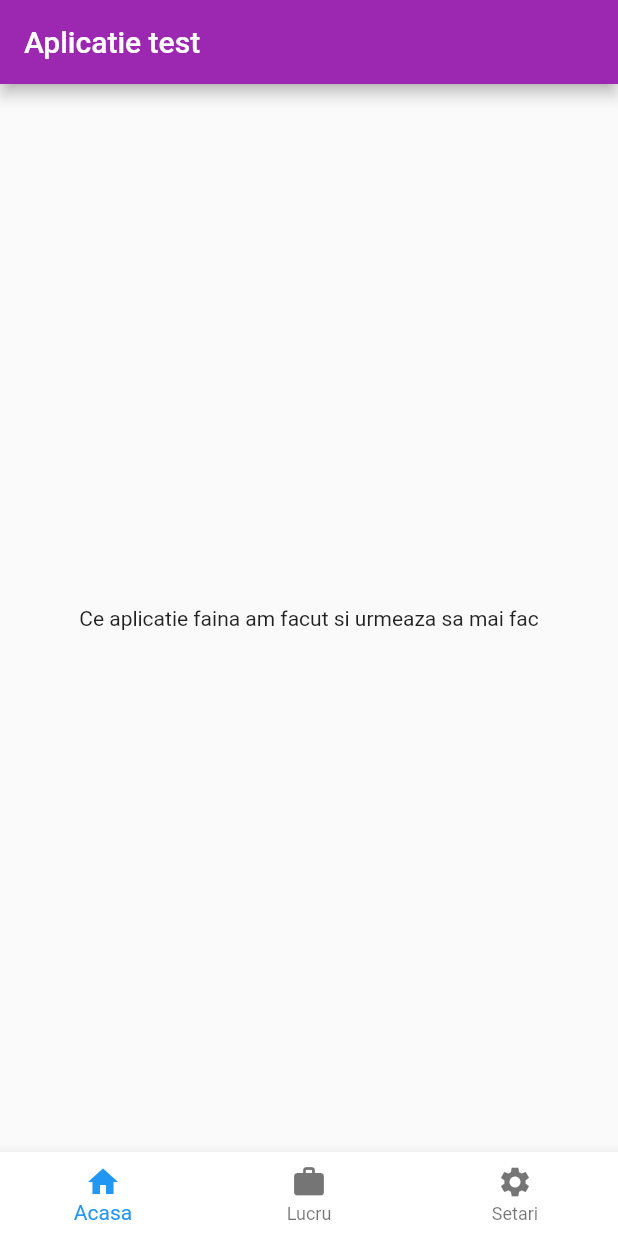
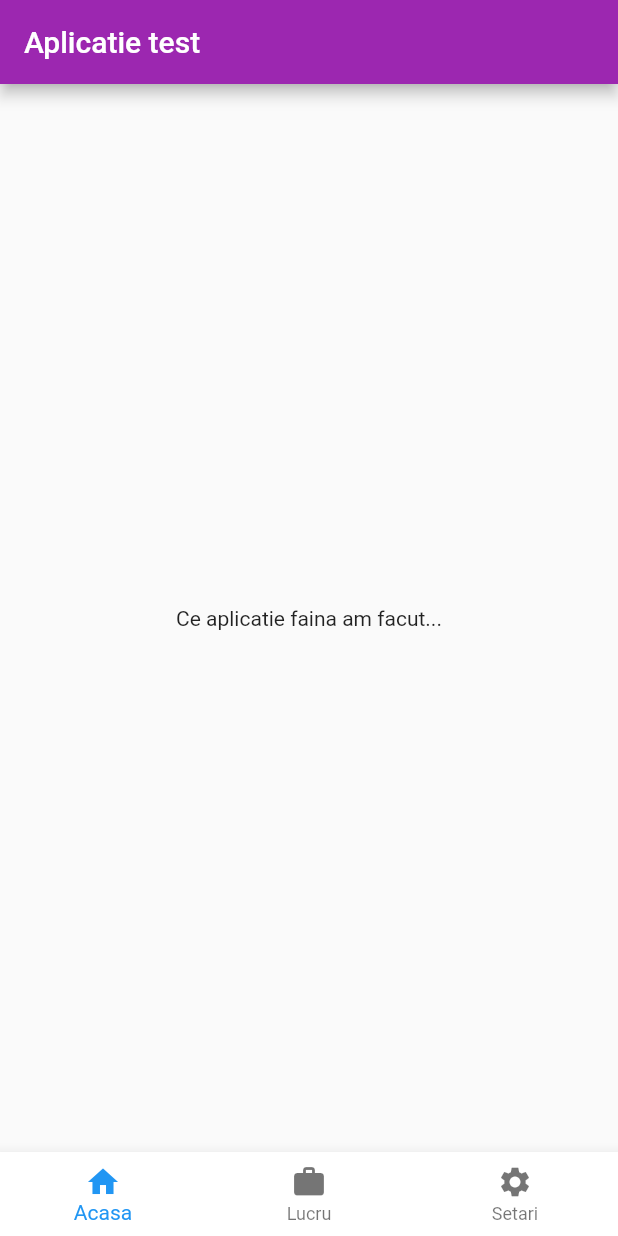
Before and after one commit to AdyMB86/application_test, a Flutter app: the screen it shows after launch, on a phone screen of 412 x 824 dp. Run offline on Flutter 3.47's test engine with Material 2 defaults, Android fonts, the phone set to English and light mode, and no system bars.

```diff
--- a/lib/main.dart
+++ b/lib/main.dart
@@ -24,7 +24,7 @@ class MyApp extends StatelessWidget {
           title: title,
         ),
         body: const Center(
-          child: Text("Ce aplicatie faina am facut si urmeaza sa mai fac"),
+          child: Text("Ce aplicatie faina am facut..."),
         ),
         bottomNavigationBar: BottomNavigationBar(
           backgroundColor: Colors.white,
```
